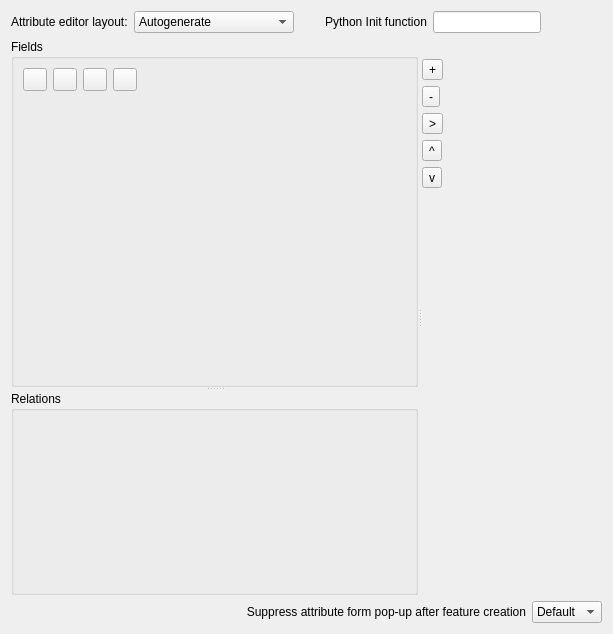
First picture: the form in src/ui/qgsfieldspropertiesbase.ui, repository qgis/QGIS, before the edit.
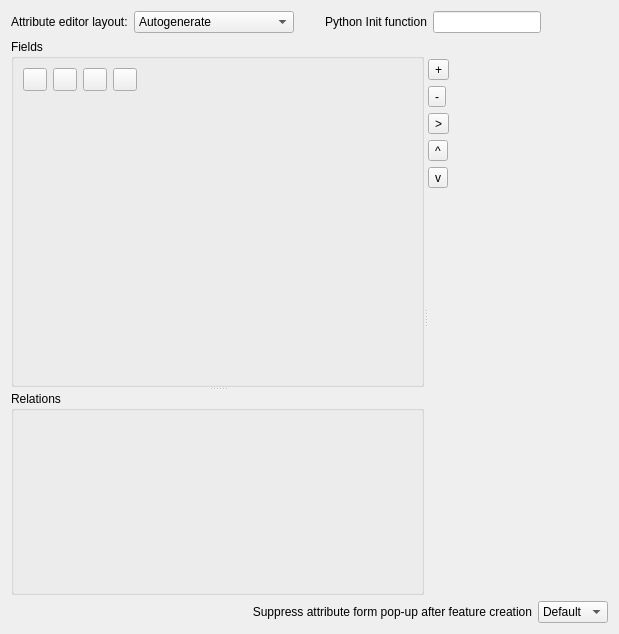
Second picture: the form after the edit. Icons and pictures are not drawn. Custom widgets are drawn as their Qt base class.

Commit message: field dialogs terminology consistency

```diff
--- a/src/ui/qgsfieldspropertiesbase.ui
+++ b/src/ui/qgsfieldspropertiesbase.ui
@@ -6,7 +6,7 @@
    <rect>
     <x>0</x>
     <y>0</y>
-    <width>613</width>
+    <width>619</width>
     <height>634</height>
    </rect>
   </property>
```
Left out of the diff: 63 changed lines with no effect on the pictures. The commit also changes 1 other file.
